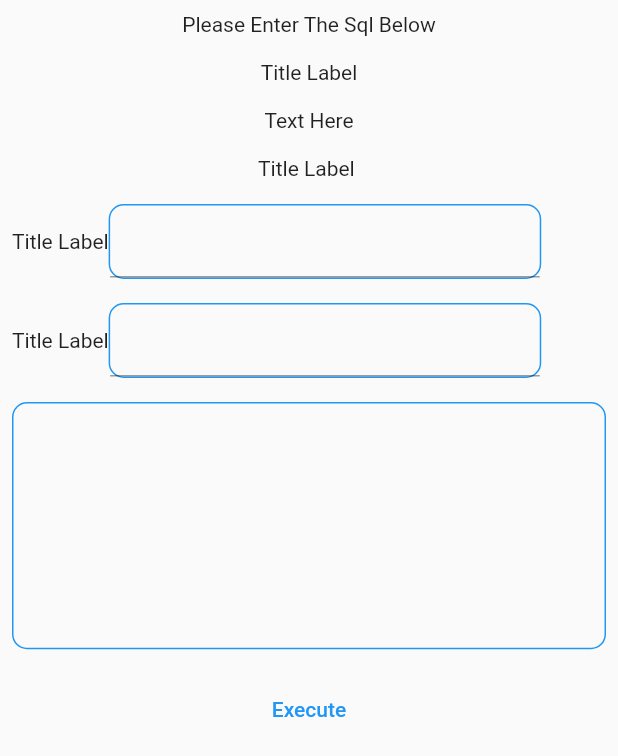
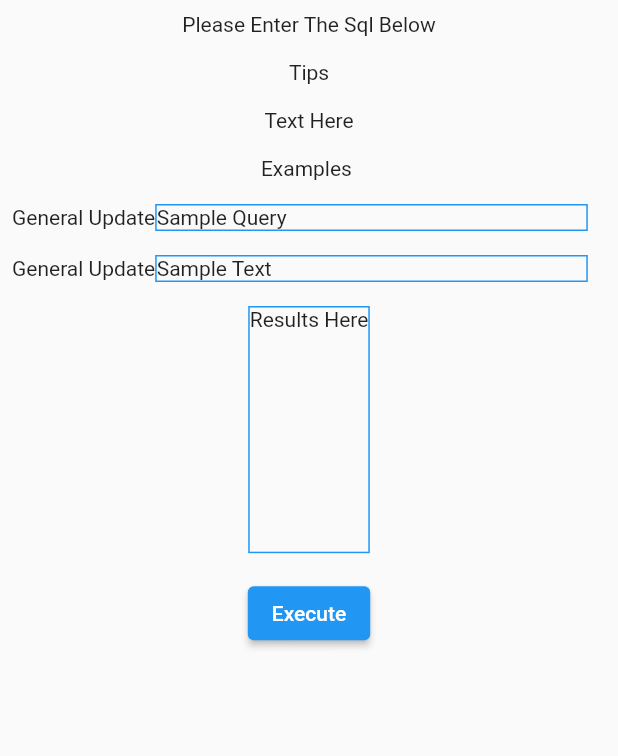
Before and after one commit to takundaKatombo/web_app, a Flutter app: the SQLPage widget shown alone on an empty page, opened directly, on a phone screen of 412 x 824 dp. Shown: the top 756 px of the screen. Run offline on Flutter 3.47's test engine with Material 2 defaults, Android fonts, the phone set to English and light mode, and no system bars.

Commit message:
pop up menus

```diff
--- /dev/null
+++ b/lib/controllers/tab_bar_view.dart
@@ -0,0 +1,6 @@
+import 'package:flutter/cupertino.dart';
+
+class TabbarView extends ChangeNotifier
+{
+
+}
--- a/lib/views/pages/homepage.dart
+++ b/lib/views/pages/homepage.dart
@@ -15,24 +15,86 @@ class MyHomePage extends StatefulWidget {
 
 class _MyHomePageState extends State<MyHomePage> {
   List<String> data = ['Welcome Page'];
-    int initPosition = 1;
+    int initPosition = 1; String dropdownValue = 'One';
+
+  var _selectedtab=0;
   @override
   Widget build(BuildContext context) {
 
     return Scaffold(
-      appBar: AppBar(foregroundColor: Colors.white,backgroundColor:Colors.white,
+      appBar: AppBar(
 
-        title: Row(children: [TextButton(onPressed: () {  setState(() {
-              data.add('Syncable SQL');
-            }); }, child: Text('Synchable SQL'),),Container(width: 10,),TextButton(onPressed: () {  }, child: Text('Menu Item 2'),),Container(width: 10,),TextButton(onPressed: () {  }, child: Text('Menu Item 3'),),Container(width: 10,),TextButton(onPressed: () {  }, child: Text('Menu Item 4'),),Container(width: 10,),TextButton(onPressed: () {  }, child: Text('Menu Item 5'),),Container(width: 10,),TextButton(onPressed: () {  }, child: Text('Menu Item 6'),)],),
+        title: Row(children: [PopupMenuButton(child: Text('Menu item 1'),
+            itemBuilder: (BuildContext bc) => [
+              PopupMenuItem(child: Text("Syncable SQL"),value: 'sqlpage',),
+              PopupMenuItem(
+                  child: Text("Item 2"), ),
+              PopupMenuItem(child: Text("Item 3"), ),
+            ],
+            onSelected: (value) {
+               if(value=='sqlpage')setState(() {
+              if(!data.contains('Syncable SQL')){data.add('Syncable SQL');_selectedtab = 1;}
+            });
+            },
+          ),Container(width: 10,),PopupMenuButton(child: Text('Menu item 2'),
+            itemBuilder: (BuildContext bc) => [
+              PopupMenuItem(child: Text("Item 1")),
+              PopupMenuItem(
+                  child: Text("Item 2"), ),
+              PopupMenuItem(child: Text("Item 3"), ),
+            ],
+            onSelected: (route) {
+
+            },
+          ),Container(width: 10,),PopupMenuButton(child: Text('Menu item 3'),
+            itemBuilder: (BuildContext bc) => [
+              PopupMenuItem(child: Text("Item 1")),
+              PopupMenuItem(
+                  child: Text("Item 2"), ),
+              PopupMenuItem(child: Text("Item 3"), ),
+            ],
+            onSelected: (route) {
+
+            },
+          ),Container(width: 10,),PopupMenuButton(child: Text('Menu item 4'),
+            itemBuilder: (BuildContext bc) => [
+              PopupMenuItem(child: Text("Item 1"),),
+              PopupMenuItem(
+                  child: Text("Item 2"),),
+              PopupMenuItem(child: Text("Item 3"),),
+            ],
+            onSelected: (route) {
+
+            },
+          ),Container(width: 10,),PopupMenuButton(child: Text('Menu item 5'),
+            itemBuilder: (BuildContext bc) => [
+              PopupMenuItem(child: Text("Item 1"),),
+              PopupMenuItem(
+                  child: Text("Item 2"),),
+              PopupMenuItem(child: Text("Item 3"),),
+            ],
+            onSelected: (route) {
+
+            },
+          ),Container(width: 10,), PopupMenuButton(child: Text('Menu item 6'),
+            itemBuilder: (BuildContext bc) => [
+              PopupMenuItem(child: Text("Item 1"), ),
+              PopupMenuItem(
+                  child: Text("Item 2"), ),
+              PopupMenuItem(child: Text("Item 3"), ),
+            ],
+            onSelected: (route) {
+
+            },
+          )],),
       ),persistentFooterButtons: <Widget>[
   Icon(Icons.email),
-  Icon(Icons.more_horiz)
+  Icon(Icons.remove)
 ], body: CustomTabView(
   initPosition: initPosition,
   itemCount: data.length,
   tabBuilder: (context, index) => Tab(text: data[index]),
-  pageBuilder: (context, index) => index==0 ?Center(child: Text(data[index])):SQLPage(),
+  pageBuilder: (context, index) => _selectedtab==0 ?Center(child: Text(data[index])):SQLPage(),
   onPositionChange: (index){
     print('current position: $index');
     initPosition = index;
--- a/lib/views/pages/sqlpage.dart
+++ b/lib/views/pages/sqlpage.dart
@@ -12,42 +12,42 @@ class SQLPage extends StatelessWidget {
       child: Center(child: Text('Please Enter The Sql Below')),
     ),Padding(
       padding: const EdgeInsets.all(8.0),
-      child: Center(child: Text('Title Label')),
+      child: Center(child: Text('Tips')),
     ),Padding(
       padding: const EdgeInsets.all(8.0),
       child: Center(child: Text('Text Here')),
     ),Padding(
       padding: const EdgeInsets.all(8.0),
-      child: Center(child: Text('Title Label ')),
+      child: Center(child: Text('Examples ')),
     ),Padding(
       padding: const EdgeInsets.all(8.0),
-      child:Center(child: Row(children: [Text('Title Label'),Container(width:MediaQuery.of(context).size.width*0.7,child: TextField(),decoration: BoxDecoration(
+      child:Center(child: Row(children: [Text('General Update'),Container(width:MediaQuery.of(context).size.width*0.7,child: Text('Sample Query'),decoration: BoxDecoration(
       border: Border.all(
         color: Colors.blue,
       ),
-      borderRadius: BorderRadius.circular(10.0),
+      // borderRadius: BorderRadius.circular(10.0),
     ),)],)),
     ),Padding(
       padding: const EdgeInsets.all(8.0),
-      child: Center(child: Row(children: [Text('Title Label'),Container(width:MediaQuery.of(context).size.width*0.7,
-        child: TextField(),decoration: BoxDecoration(
+      child: Center(child: Row(children: [Text('General Update'),Container(width:MediaQuery.of(context).size.width*0.7,
+        child: Text('Sample Text '),decoration: BoxDecoration(
       border: Border.all(
         color: Colors.blue,
       ),
-      borderRadius: BorderRadius.circular(10.0),
+      // borderRadius: BorderRadius.circular(10.0),
     ),
-      )],)),
+      ),],),),
     ),Padding(
       padding: const EdgeInsets.all(8.0),
-      child:Center(child: Container(height:MediaQuery.of(context).size.height*0.2,decoration: BoxDecoration(
+      child:Center(child: Container(child:Text('Results Here'),height:MediaQuery.of(context).size.height*0.2,decoration: BoxDecoration(
       border: Border.all(
         color: Colors.blue,
       ),
-      borderRadius: BorderRadius.circular(10.0),
+      // borderRadius: BorderRadius.circular(10.0),
     ),)),
     ),Padding(
       padding: const EdgeInsets.all(8.0),
-      child: TextButton(onPressed: (){}, child: Text('Execute')),
+      child: ElevatedButton(onPressed: (){}, child: Text('Execute')),
     ),Spacer(),Container()],);
   }
 }
--- a/pubspec.yaml
+++ b/pubspec.yaml
@@ -28,6 +28,7 @@ dependencies:
   # The following adds the Cupertino Icons font to your application.
   # Use with the CupertinoIcons class for iOS style icons.
   cupertino_icons: ^1.0.2
+  provider: ^4.3.3
 
 dev_dependencies:
   flutter_test:
```
Also changed, not shown: lib/controllers/sqlpage.dart (added), pubspec.lock.
